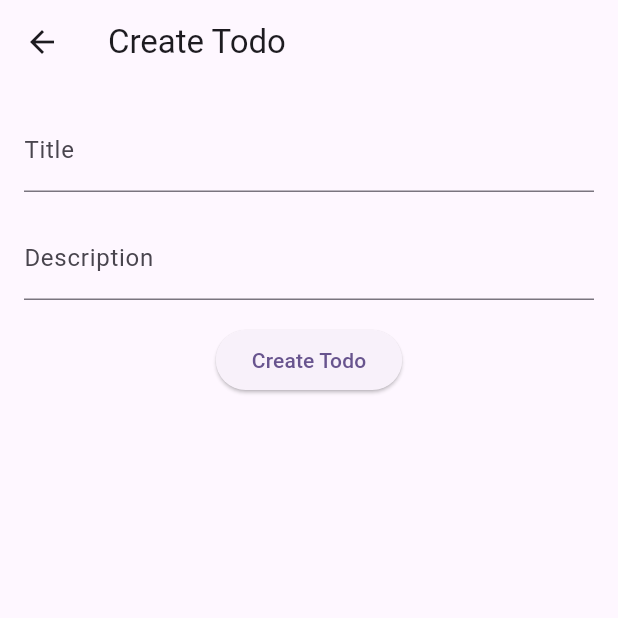
After one commit to flutterr05-dev/sigma_todo_app, a Flutter app: the Home screen opened directly, after a tap on the "add" icon, on a phone screen of 412 x 824 dp, the top half of it. The commit adds this screen. Run offline on Flutter 3.47's test engine with Material 3 defaults, Android fonts, the phone set to English and light mode, and no system bars; our stand-ins replace cloud_firestore, firebase_auth, firebase_core, get, google_sign_in; accounts and stored records are empty.

Commit message:
add: create todo with api

```diff
--- a/lib/controller/todo_controller.dart
+++ b/lib/controller/todo_controller.dart
@@ -5,12 +5,24 @@ import 'package:sigma_todo_app/models/todo_model.dart';
 
 class TodoController extends GetxController {
   final firestore = FirebaseFirestore.instance;
+  RxList<TodoModel> todos = RxList.empty();
 
-  Future addTodo(TodoModel todo) async {
+  addTodo(TodoModel todo) async {
     firestore
         .collection("todo")
         .doc(Get.find<AuthController>().userId.value ?? "null")
-        .collection(todo.title)
+        .collection(todo.id)
         .add(todo.toJson());
   }
+
+  getTodo() async {
+    final doc = await firestore
+        .collection("todo")
+        .doc(Get.find<AuthController>().userId.value ?? "null")
+        .get();
+
+    for (var i in doc.data()!.keys) {
+      todos.add(TodoModel.fromJson(doc.data()![i]));
+    }
+  }
 }
--- /dev/null
+++ b/lib/screens/create_todo.dart
@@ -0,0 +1,59 @@
+import 'package:flutter/material.dart';
+import 'package:get/get.dart';
+import 'package:sigma_todo_app/controller/todo_controller.dart';
+import 'package:sigma_todo_app/models/todo_model.dart';
+import 'package:uuid/uuid.dart';
+
+class CreateTodo extends StatefulWidget {
+  const CreateTodo({super.key});
+
+  @override
+  State<CreateTodo> createState() => _CreateTodoState();
+}
+
+class _CreateTodoState extends State<CreateTodo> {
+  final todo = Get.find<TodoController>();
+  final title = TextEditingController();
+  final description = TextEditingController();
+
+  void onSubmit() async {
+    if (title.text.isNotEmpty && description.text.isNotEmpty) {
+      final newTodo = TodoModel(
+        id: DateTime.now().toString(),
+        title: title.text.trim(),
+        description: description.text.trim(),
+        items: [],
+        dateTime: DateTime.now(),
+      );
+
+      todo.addTodo(newTodo);
+      if(context.mounted){
+        Get.back();
+      }
+    }
+  }
+
+  @override
+  Widget build(BuildContext context) {
+    return Scaffold(
+      appBar: AppBar(title: Text("Create Todo")),
+      body: Padding(
+        padding: const EdgeInsets.all(16.0),
+        child: Column(
+          spacing: 16,
+          children: [
+            TextField(
+              controller: title,
+              decoration: InputDecoration(label: Text("Title")),
+            ),
+            TextField(
+              controller: description,
+              decoration: InputDecoration(label: Text("Description")),
+            ),
+            ElevatedButton(onPressed: onSubmit, child: Text("Create Todo")),
+          ],
+        ),
+      ),
+    );
+  }
+}
--- a/lib/screens/home.dart
+++ b/lib/screens/home.dart
@@ -1,14 +1,37 @@
 import 'package:flutter/material.dart';
+import 'package:get/get.dart';
+import 'package:sigma_todo_app/controller/todo_controller.dart';
 import 'package:sigma_todo_app/models/todo_model.dart';
+import 'package:sigma_todo_app/screens/create_todo.dart';
 import 'package:sigma_todo_app/widgets/todo_widget.dart';
 
-class Home extends StatelessWidget {
+class Home extends StatefulWidget {
   const Home({super.key});
+
+  @override
+  State<Home> createState() => _HomeState();
+}
+
+class _HomeState extends State<Home> {
+  final todo = Get.find<TodoController>();
+  late dynamic data;
+
+  @override
+  void initState() {
+    super.initState();
+    data = todo.getTodo();
+  }
 
   @override
   Widget build(BuildContext context) {
     return Scaffold(
       appBar: AppBar(title: Text("Sigma Todo App")),
+      floatingActionButton: FloatingActionButton(
+        onPressed: () {
+          Get.to(() => CreateTodo());
+        },
+        child: Icon(Icons.add_rounded),
+      ),
       body: Padding(
         padding: const EdgeInsets.symmetric(horizontal: 12),
         child: ListView.builder(
--- a/lib/widgets/todo_widget.dart
+++ b/lib/widgets/todo_widget.dart
@@ -12,11 +12,10 @@ class TodoWidget extends StatelessWidget {
   Widget build(BuildContext context) {
     return GestureDetector(
       onTap: () {
-        // Navigator.push(
-        //   context,
-        //   MaterialPageRoute(builder: (_) => TodoDetails(todo: todo)),
-        // );
-        Get.find<TodoController>().addTodo(todo);
+        Navigator.push(
+          context,
+          MaterialPageRoute(builder: (_) => TodoDetails(todo: todo)),
+        );
       },
       child: Container(
         padding: EdgeInsets.all(12),
--- a/pubspec.yaml
+++ b/pubspec.yaml
@@ -17,6 +17,7 @@ dependencies:
   cloud_firestore: ^6.1.0
   google_sign_in: ^7.2.0
   get: ^4.7.2
+  uuid: ^4.5.2
 
 dev_dependencies:
   flutter_test:
```
Also changed, not shown: pubspec.lock.
